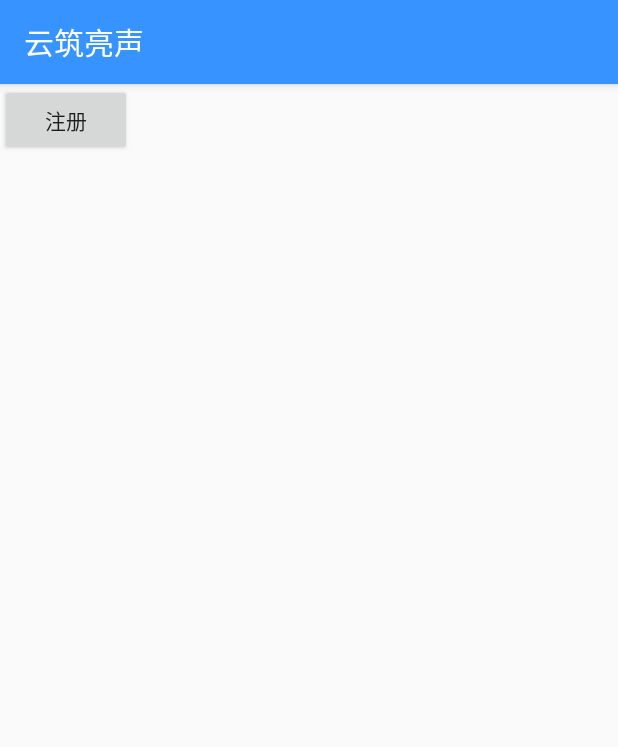
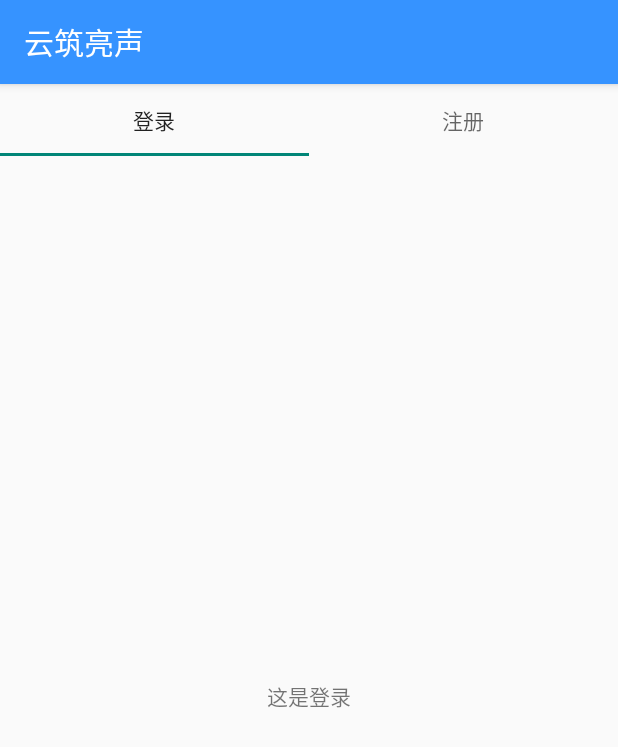
Before and after one commit to yura1116/syapp, an Android app: the fragment MyselfFragment shown on its own in the app's theme, on a phone screen of 412 x 824 dp. Shown: the top 747 px of the screen. Run offline under Robolectric (Android 15) with nearby library versions, the phone set to English and light mode, and no system bars.

Commit message:
我的页面 分登录+注册选项卡

```diff
--- a/app/build.gradle
+++ b/app/build.gradle
@@ -60,6 +60,7 @@ dependencies {
     implementation 'androidx.lifecycle:lifecycle-viewmodel-ktx:2.6.1'
     implementation 'androidx.navigation:navigation-fragment:2.5.3'
     implementation 'androidx.navigation:navigation-ui:2.5.3'
+    implementation 'androidx.annotation:annotation:1.6.0'
     testImplementation 'junit:junit:4.13.2'
     androidTestImplementation 'androidx.test.ext:junit:1.1.5'
     androidTestImplementation 'androidx.test.espresso:espresso-core:3.5.1'
--- /dev/null
+++ b/app/src/main/java/com/example/syapp/LoginFragment.java
@@ -0,0 +1,19 @@
+package com.example.syapp;
+
+import android.os.Bundle;
+import android.view.LayoutInflater;
+import android.view.View;
+import android.view.ViewGroup;
+
+import androidx.fragment.app.Fragment;
+
+
+public class LoginFragment extends Fragment {
+    @Override
+    public View onCreateView(LayoutInflater inflater, ViewGroup container, Bundle savedInstanceState) {
+        // TODO Auto-generated method stub
+        View view=inflater.inflate(R.layout.fragment_login, null);
+        return view;
+
+    }
+}
--- /dev/null
+++ b/app/src/main/java/com/example/syapp/RegFragment.java
@@ -0,0 +1,19 @@
+package com.example.syapp;
+
+import android.os.Bundle;
+import android.view.LayoutInflater;
+import android.view.View;
+import android.view.ViewGroup;
+
+import androidx.fragment.app.Fragment;
+
+
+public class RegFragment extends Fragment {
+    @Override
+    public View onCreateView(LayoutInflater inflater, ViewGroup container, Bundle savedInstanceState) {
+        // TODO Auto-generated method stub
+        View view=inflater.inflate(R.layout.fragment_reg, null);
+        return view;
+
+    }
+}
--- a/app/src/main/java/com/example/syapp/ui/my/MyselfFragment.java
+++ b/app/src/main/java/com/example/syapp/ui/my/MyselfFragment.java
@@ -4,18 +4,25 @@ import android.os.Bundle;
 import android.view.LayoutInflater;
 import android.view.View;
 import android.view.ViewGroup;
+import android.widget.TabHost;
 
 import androidx.annotation.NonNull;
 import androidx.fragment.app.Fragment;
 import androidx.lifecycle.ViewModelProvider;
+import androidx.viewpager.widget.ViewPager;
 
+import com.example.syapp.LoginFragment;
+import com.example.syapp.R;
+import com.example.syapp.RegFragment;
 import com.example.syapp.databinding.FragmentMyselfBinding;
+import com.google.android.material.tabs.TabLayout;
 
 public class MyselfFragment extends Fragment {
-
+    private TabLayout tabLayout;
+    private ViewPager viewPager;
 
     private FragmentMyselfBinding binding;
-
+    private TabHost tabHost;
     public View onCreateView(@NonNull LayoutInflater inflater,
                              ViewGroup container, Bundle savedInstanceState) {
         MyselfViewModel myselfViewModel =
@@ -24,9 +31,29 @@ public class MyselfFragment extends Fragment {
         binding = FragmentMyselfBinding.inflate(inflater, container, false);
         View root = binding.getRoot();
 
+        View rootView = inflater.inflate(R.layout.fragment_myself, container, false);
+
+        tabLayout = rootView.findViewById(R.id.tabLayout);
+        viewPager = rootView.findViewById(R.id.viewPager);
+
+        // 创建适配器以管理不同选项卡的内容
+        TabPagerAdapter adapter = new TabPagerAdapter(getChildFragmentManager());
+
+        // 添加选项卡（假设您有三个选项卡）
+        adapter.addFragment(new LoginFragment(), "登录");
+        adapter.addFragment(new RegFragment(), "注册");
+
+
+        // 设置ViewPager的适配器
+        viewPager.setAdapter(adapter);
+
+        // 将TabLayout与ViewPager关联
+        tabLayout.setupWithViewPager(viewPager);
+
+
         /*final TextView textView = binding.textMyself;
         myselfViewModel.getText().observe(getViewLifecycleOwner(), textView::setText);*/
-        return root;
+        return rootView;
     }
 
     @Override
--- /dev/null
+++ b/app/src/main/java/com/example/syapp/ui/my/TabPagerAdapter.java
@@ -0,0 +1,37 @@
+package com.example.syapp.ui.my;
+
+import androidx.fragment.app.Fragment;
+import androidx.fragment.app.FragmentManager;
+import androidx.fragment.app.FragmentPagerAdapter;
+import java.util.ArrayList;
+import java.util.List;
+
+public class TabPagerAdapter extends FragmentPagerAdapter {
+
+    private final List<Fragment> fragmentList = new ArrayList<>();
+    private final List<String> fragmentTitleList = new ArrayList<>();
+
+    public TabPagerAdapter(FragmentManager fragmentManager) {
+        super(fragmentManager);
+    }
+
+    public void addFragment(Fragment fragment, String title) {
+        fragmentList.add(fragment);
+        fragmentTitleList.add(title);
+    }
+
+    @Override
+    public Fragment getItem(int position) {
+        return fragmentList.get(position);
+    }
+
+    @Override
+    public int getCount() {
+        return fragmentList.size();
+    }
+
+    @Override
+    public CharSequence getPageTitle(int position) {
+        return fragmentTitleList.get(position);
+    }
+}
--- /dev/null
+++ b/app/src/main/res/layout/fragment_login.xml
@@ -0,0 +1,12 @@
+<?xml version="1.0" encoding="utf-8"?>
+<LinearLayout xmlns:android="http://schemas.android.com/apk/res/android"
+    android:layout_width="match_parent"
+    android:layout_height="200dp"
+    android:orientation="vertical">
+
+    <TextView
+        android:layout_width="match_parent"
+        android:layout_height="match_parent"
+        android:gravity="center"
+        android:text="这是登录" />
+</LinearLayout>
--- a/app/src/main/res/layout/fragment_myself.xml
+++ b/app/src/main/res/layout/fragment_myself.xml
@@ -1,16 +1,18 @@
-<?xml version="1.0" encoding="utf-8"?>
-<LinearLayout xmlns:android="http://schemas.android.com/apk/res/android"
-    xmlns:app="http://schemas.android.com/apk/res-auto"
-    xmlns:tools="http://schemas.android.com/tools"
+<LinearLayout
+    xmlns:android="http://schemas.android.com/apk/res/android"
     android:layout_width="match_parent"
     android:layout_height="match_parent"
-    tools:context=".ui.my.MyselfFragment"
     android:orientation="vertical">
-        <Button
-            android:id="@+id/register"
-            android:layout_width="wrap_content"
-            android:layout_height="wrap_content"
-            android:text="注册" >
-        </Button>
+
+    <com.google.android.material.tabs.TabLayout
+        android:id="@+id/tabLayout"
+        android:layout_width="match_parent"
+        android:layout_height="wrap_content" />
+
+    <androidx.viewpager.widget.ViewPager
+        android:id="@+id/viewPager"
+        android:layout_width="match_parent"
+        android:layout_height="0dp"
+        android:layout_weight="1" />
 
 </LinearLayout>
--- /dev/null
+++ b/app/src/main/res/layout/fragment_reg.xml
@@ -0,0 +1,12 @@
+<?xml version="1.0" encoding="utf-8"?>
+<LinearLayout xmlns:android="http://schemas.android.com/apk/res/android"
+    android:layout_width="match_parent"
+    android:layout_height="200dp"
+    android:orientation="vertical">
+
+    <TextView
+        android:layout_width="match_parent"
+        android:layout_height="match_parent"
+        android:gravity="center"
+        android:text="这是注册" />
+</LinearLayout>
```
